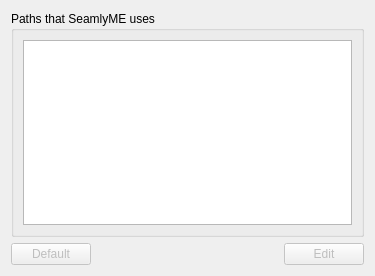
FashionFreedom/Seamly2D, file src/app/seamlyme/dialogs/configpages/seamlymepreferencespathpage.ui: the form before one commit.
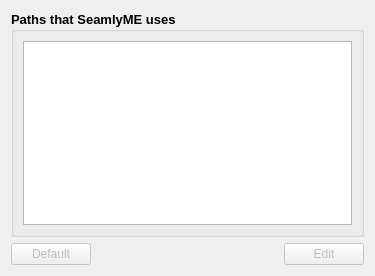
The form after the commit.

```diff
--- a/src/app/seamlyme/dialogs/configpages/seamlymepreferencespathpage.ui
+++ b/src/app/seamlyme/dialogs/configpages/seamlymepreferencespathpage.ui
@@ -16,12 +16,27 @@
   <layout class="QVBoxLayout" name="verticalLayout_2">
    <item>
     <widget class="QGroupBox" name="groupBox">
+     <property name="font">
+      <font>
+       <pointsize>10</pointsize>
+       <bold>true</bold>
+      </font>
+     </property>
      <property name="title">
       <string>Paths that SeamlyME uses</string>
      </property>
      <layout class="QVBoxLayout" name="verticalLayout">
       <item>
        <widget class="QTableWidget" name="pathTable">
+        <property name="font">
+         <font>
+          <pointsize>10</pointsize>
+          <bold>false</bold>
+         </font>
+        </property>
+        <property name="sizeAdjustPolicy">
+         <enum>QAbstractScrollArea::AdjustToContents</enum>
+        </property>
         <property name="editTriggers">
          <set>QAbstractItemView::NoEditTriggers</set>
         </property>
@@ -31,6 +46,12 @@
         <property name="selectionBehavior">
          <enum>QAbstractItemView::SelectRows</enum>
         </property>
+        <property name="iconSize">
+         <size>
+          <width>24</width>
+          <height>24</height>
+         </size>
+        </property>
         <property name="showGrid">
          <bool>false</bool>
         </property>
```
